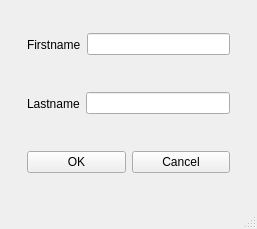
Qt form S3/app1.ui (alirezaunix/Advanced-Python-Course-403) before a commit.
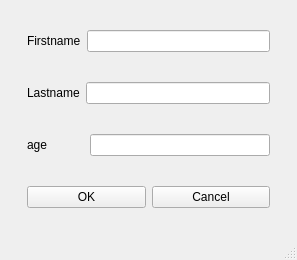
The same form after that commit.

Diff of the .ui file:
```diff
--- a/S3/app1.ui
+++ b/S3/app1.ui
@@ -6,8 +6,8 @@
    <rect>
     <x>0</x>
     <y>0</y>
-    <width>257</width>
-    <height>229</height>
+    <width>297</width>
+    <height>260</height>
    </rect>
   </property>
   <property name="sizePolicy">
@@ -80,6 +80,28 @@
          </layout>
         </widget>
        </item>
+       <item>
+        <widget class="QFrame" name="frame_5">
+         <property name="frameShape">
+          <enum>QFrame::NoFrame</enum>
+         </property>
+         <property name="frameShadow">
+          <enum>QFrame::Raised</enum>
+         </property>
+         <layout class="QHBoxLayout" name="horizontalLayout_4">
+          <item>
+           <widget class="QLabel" name="label_3">
+            <property name="text">
+             <string>age           </string>
+            </property>
+           </widget>
+          </item>
+          <item>
+           <widget class="QLineEdit" name="in_3"/>
+          </item>
+         </layout>
+        </widget>
+       </item>
        <item>
         <widget class="QFrame" name="frame">
          <property name="frameShape">
```
Left out of the diff: 2 changed lines with no effect on the pictures.
